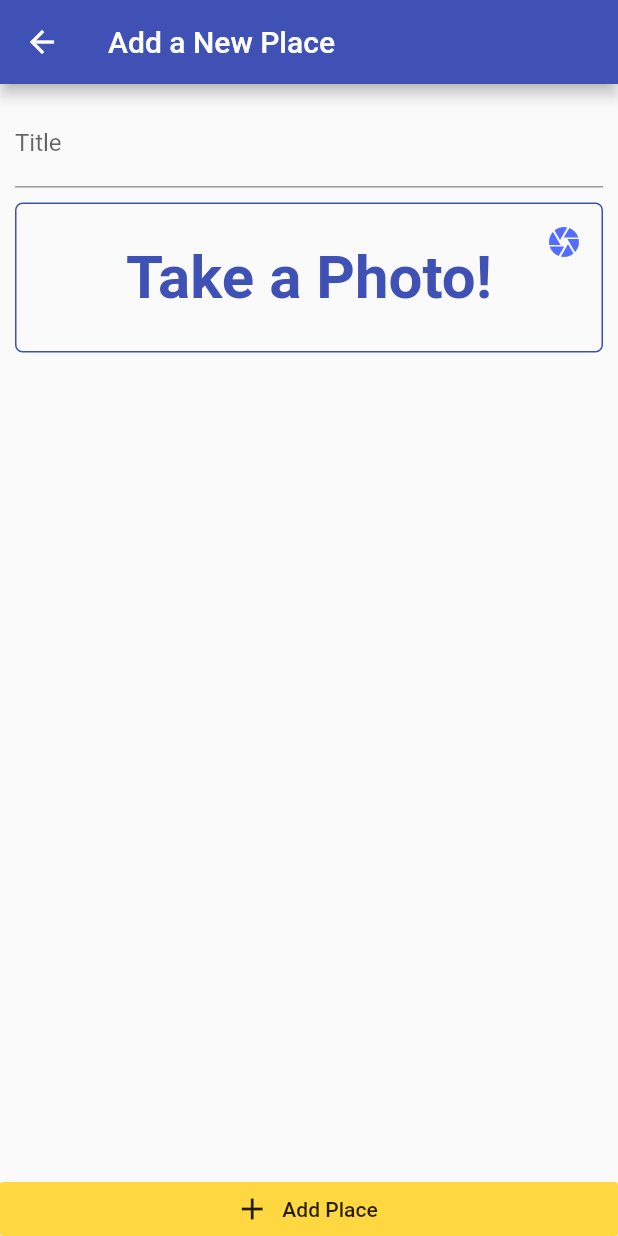
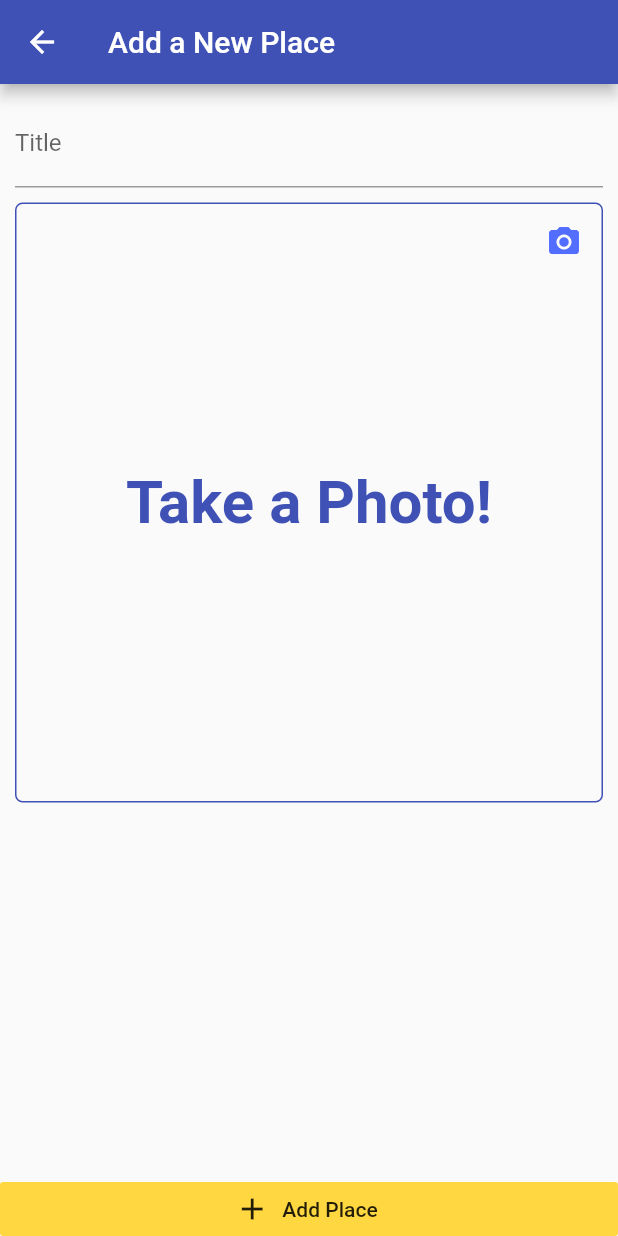
Before and after one commit to du-almeidalima/flutter-course, a Flutter app: the screen it shows after launch, after a tap on the "add" icon, on a phone screen of 412 x 824 dp. Run offline on Flutter 3.47's test engine with Material 2 defaults, Android fonts, the phone set to English and light mode, and no system bars; our stand-ins replace image_picker.

Commit message:
Section 13: Managing Data & Images via the Provider Package

```diff
--- a/lib/screens/add_place.screen.dart
+++ b/lib/screens/add_place.screen.dart
@@ -1,5 +1,9 @@
+import 'dart:io';
+
 import 'package:flutter/material.dart';
+import 'package:great_places/providers/great_places.provider.dart';
 import 'package:great_places/widgets/image_input.dart';
+import 'package:provider/provider.dart';
 
 class AddPlaceScreen extends StatefulWidget {
   static const String routeName = '/add-place';
@@ -10,6 +14,24 @@ class AddPlaceScreen extends StatefulWidget {
 
 class _AddPlaceScreenState extends State<AddPlaceScreen> {
   TextEditingController _titleController = TextEditingController();
+  File _pickedImage;
+
+  void _selectImageHandler(File pickedImage) {
+    this._pickedImage = pickedImage;
+  }
+
+  void _saveHandler() {
+    if (this._titleController.text.isEmpty || this._pickedImage == null) {
+      return;
+    }
+
+    Provider.of<GreatPlaces>(context, listen: false).add(
+      this._titleController.text,
+      _pickedImage,
+    );
+
+    Navigator.of(context).pop();
+  }
 
   @override
   Widget build(BuildContext context) {
@@ -33,19 +55,19 @@ class _AddPlaceScreenState extends State<AddPlaceScreen> {
                       controller: _titleController,
                     ),
                     SizedBox(height: 10),
-                    ImageInput(),
+                    ImageInput(onSelectImage: this._selectImageHandler),
                   ],
                 ),
               ),
             ),
           ),
           RaisedButton.icon(
-            icon: Icon(Icons.add),
+            icon: const Icon(Icons.add),
             label: const Text('Add Place'),
             materialTapTargetSize: MaterialTapTargetSize.shrinkWrap,
             color: Theme.of(context).accentColor,
             elevation: 0,
-            onPressed: () {},
+            onPressed: this._saveHandler,
           )
         ],
       ),
--- a/lib/screens/places_list.screen.dart
+++ b/lib/screens/places_list.screen.dart
@@ -1,7 +1,18 @@
 import 'package:flutter/material.dart';
+import 'package:great_places/models/place.dart';
+import 'package:great_places/providers/great_places.provider.dart';
 import 'package:great_places/screens/add_place.screen.dart';
+import 'package:great_places/widgets/great_places_list_item.dart';
+import 'package:provider/provider.dart';
 
 class PlacesListScreen extends StatelessWidget {
+  Widget buildGreatPlacesList(BuildContext context, List<Place> items) {
+    return ListView.builder(
+      itemCount: items.length,
+      itemBuilder: (ctx, index) => GreatPlacesListItem(item: items[index]),
+    );
+  }
+
   @override
   Widget build(BuildContext context) {
     return Scaffold(
@@ -17,7 +28,36 @@ class PlacesListScreen extends StatelessWidget {
         ],
       ),
       body: Center(
-        child: CircularProgressIndicator(),
+        child: Consumer<GreatPlaces>(
+          builder: (context, greatPlacesProvider, child) {
+            return greatPlacesProvider.items.length == 0
+                ? Column(
+                  mainAxisAlignment: MainAxisAlignment.start,
+                  children: [
+                    SizedBox(height: 200),
+                    const Text(
+                      'There are no places yet!',
+                      textAlign: TextAlign.center,
+                      style: TextStyle(
+                        color: Colors.grey,
+                        fontSize: 36,
+                        fontWeight: FontWeight.bold,
+                      ),
+                    ),
+                    const Text(
+                      'Try adding some.',
+                      textAlign: TextAlign.center,
+                      style: TextStyle(
+                        color: Colors.grey,
+                        fontSize: 24,
+                        fontWeight: FontWeight.bold,
+                      ),
+                    ),
+                  ],
+                )
+                : this.buildGreatPlacesList(context, greatPlacesProvider.items);
+          },
+        ),
       ),
     );
   }
--- a/lib/widgets/image_input.dart
+++ b/lib/widgets/image_input.dart
@@ -2,8 +2,14 @@ import 'dart:io';
 
 import 'package:flutter/material.dart';
 import 'package:image_picker/image_picker.dart';
+import 'package:path/path.dart' as path;
+import 'package:path_provider/path_provider.dart' as sysPaths;
 
 class ImageInput extends StatefulWidget {
+  final Function(File pickedImage) onSelectImage;
+
+  const ImageInput({this.onSelectImage});
+
   @override
   _ImageInputState createState() => _ImageInputState();
 }
@@ -13,10 +19,27 @@ class _ImageInputState extends State<ImageInput> {
 
   void _takePicture() async {
     final picker = ImagePicker();
-    final imageFile = picker.getImage(
+    final pickerImageFile = await picker.getImage(
       source: ImageSource.camera,
       maxWidth: 600,
     );
+    final imageFile = File(pickerImageFile.path);
+
+    setState(() {
+      this._storedImage = imageFile;
+    });
+
+    // To save a File in the device HD, we need to follow the OSs rules. Both
+    // Android and IOs specify locations/paths in were a File can be saved.
+    // For that the package path_provide is useful
+
+    final appDir = await sysPaths.getApplicationDocumentsDirectory();
+    // Get the fileName
+    final fileName = path.basename(imageFile.path);
+    final savedImage = await this._storedImage.copy('${appDir.path}/$fileName');
+
+    // Call parent handler
+    widget.onSelectImage(savedImage);
   }
 
   Widget buildImagePreviewOrText(File image) {
@@ -47,7 +70,7 @@ class _ImageInputState extends State<ImageInput> {
         Expanded(
           child: Container(
             padding: EdgeInsets.all(1),
-            height: 100,
+            height: 400,
             alignment: Alignment.center,
             decoration: BoxDecoration(
                 border: Border.all(
@@ -61,7 +84,7 @@ class _ImageInputState extends State<ImageInput> {
                 Align(
                   alignment: Alignment(1, -1),
                   child: IconButton(
-                    icon: Icon(Icons.camera),
+                    icon: Icon(Icons.camera_alt),
                     color: Colors.indigoAccent,
                     onPressed: () {this._takePicture();},
                   ),
--- a/pubspec.yaml
+++ b/pubspec.yaml
@@ -25,6 +25,12 @@ dependencies:
     sdk: flutter
   provider: ^4.3.2+2
   image_picker: ^0.6.7+14
+  # Devices (IOs and Android) have restrictions on where a file can be saved, this package help
+  # Resolving those locations in a more organized way
+  path_provider: ^1.6.24
+  # This package helps working with paths, similar to "path" from Node
+  path: ^1.7.0
+
 
   # The following adds the Cupertino Icons font to your application.
   # Use with the CupertinoIcons class for iOS style icons.
```
Also changed, not shown: lib/providers/great_places.provider.dart (+14 -0 lines), lib/widgets/great_places_list_item.dart (added, +19 -0 lines), pubspec.lock.
